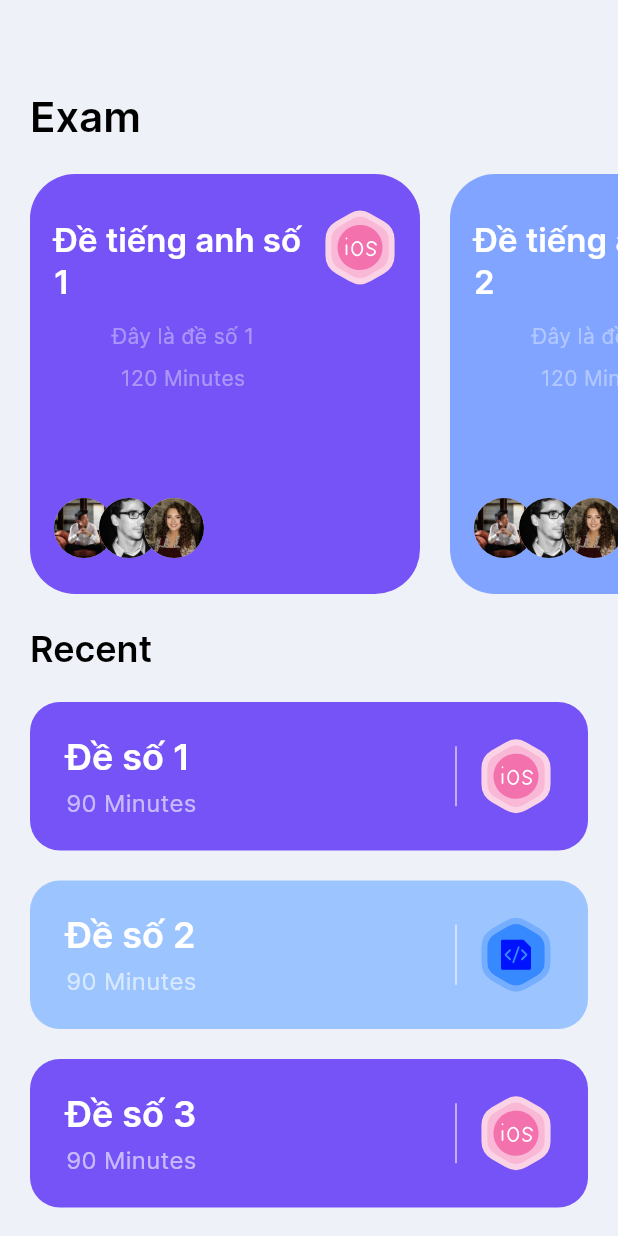
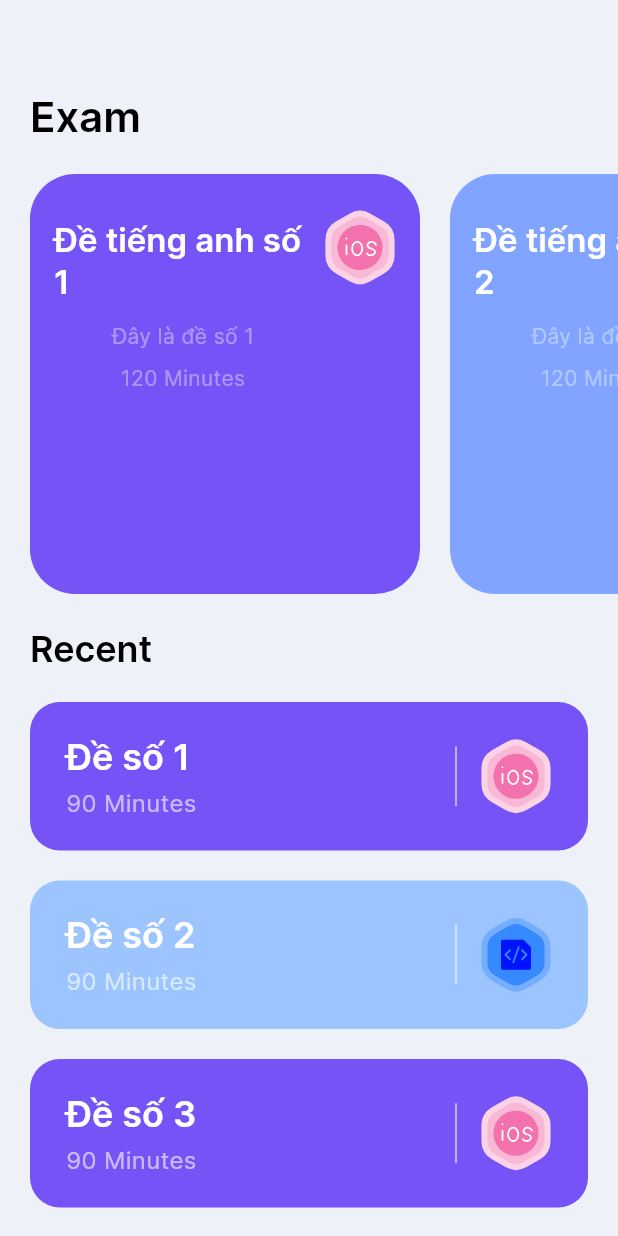
Before and after one commit to imissher2713/ttcs, a Flutter app: the HomePage screen opened directly, on a phone screen of 412 x 824 dp. Run offline on Flutter 3.47's test engine with Material 3 defaults, Android fonts, the phone set to English and light mode, and no system bars; our stand-ins replace flutter_svg, rive.

Commit message:
Chinh sua

```diff
--- a/lib/model/course.dart
+++ b/lib/model/course.dart
@@ -6,7 +6,7 @@ class Course {
 
   Course({
     required this.title,
-    this.description = 'Build and animate an iOS app from scratch',
+    this.description = '',
     this.iconSrc = "assets/icons/ios.svg",
     this.color = const Color(0xFF7553F6),
   });
@@ -21,6 +21,8 @@ final List<Course> courses = [
     iconSrc: "assets/icons/code.svg",
     color: const Color(0xFF80A4FF),
   ),
+  Course(title: "Đề số 3")
+
 ];
 
 final List<Course> recentCourses = [
@@ -36,4 +38,6 @@ final List<Course> recentCourses = [
     color: const Color(0xFF9CC5FF),
     iconSrc: "assets/icons/code.svg",
   ),
+  Course(title: "Đề số 5")
+
 ];
--- a/lib/model/menu.dart
+++ b/lib/model/menu.dart
@@ -23,14 +23,14 @@ List<Menu> sidebarMenus = [
         stateMachineName: "SEARCH_Interactivity"),
   ),
   Menu(
-    title: "Favorites",
+    title: "Learn",
     rive: RiveModel(
         src: "assets/RiveAssets/icons.riv",
         artboard: "LIKE/STAR",
         stateMachineName: "STAR_Interactivity"),
   ),
   Menu(
-    title: "Help",
+    title: "Chat",
     rive: RiveModel(
         src: "assets/RiveAssets/icons.riv",
         artboard: "CHAT",
@@ -56,6 +56,7 @@ List<Menu> sidebarMenus2 = [
 
 List<Menu> bottomNavItems = [
   Menu(
+
     title: "Chat",
     rive: RiveModel(
         src: "assets/RiveAssets/icons.riv",
--- a/lib/screens/home/components/course_card.dart
+++ b/lib/screens/home/components/course_card.dart
@@ -50,21 +50,7 @@ class CourseCard extends StatelessWidget {
                       color: Colors.white38,
                     ),
                   ),
-                  const Spacer(),
-                  Row(
-                    children: List.generate(
-                      3,
-                      (index) => Transform.translate(
-                        offset: Offset((-10 * index).toDouble(), 0),
-                        child: CircleAvatar(
-                          radius: 20,
-                          backgroundImage: AssetImage(
-                            "assets/avaters/Avatar ${index + 1}.jpg",
-                          ),
-                        ),
-                      ),
-                    ),
-                  ),
+                  const Spacer()
                 ],
               ),
             ),
--- a/lib/screens/home/home_screen.dart
+++ b/lib/screens/home/home_screen.dart
@@ -25,12 +25,17 @@ class HomePage extends StatelessWidget {
                       color: Colors.black, fontWeight: FontWeight.bold),
                 ),
               ),
+              // Đây là thanh scroll ngang
               SingleChildScrollView(
                 scrollDirection: Axis.horizontal,
                 child: Row(
                   children: courses
                       .map(
-                        (course) => Padding(
+                        (course) => GestureDetector(
+                          onTap: () => {
+                            Navigator.pushNamed(context, '/button')
+                          },
+                          child: Padding(
                             padding: const EdgeInsets.only(left: 20),
                             child: CourseCard(
                               title: course.title,
@@ -38,10 +43,13 @@ class HomePage extends StatelessWidget {
                               color: course.color,
                             ),
                           ),
+                        ),
                       )
                       .toList(),
                 ),
               ),
+
+              // Đây là thanh scroll dọc
               Padding(
                 padding: const EdgeInsets.all(20),
                 child: Text(
@@ -50,13 +58,18 @@ class HomePage extends StatelessWidget {
                       color: Colors.black, fontWeight: FontWeight.bold),
                 ),
               ),
-              ...recentCourses.map((course) => Padding(
+              ...recentCourses.map((course) => GestureDetector(
+                onTap: () => {
+                  Navigator.pushNamed(context, '/button')
+                },
+                child: Padding(
                       padding:
                           const EdgeInsets.only(left: 20, right: 20, bottom: 20),
                       child: SecondaryCourseCard(
                         title: course.title,
                         iconsSrc: course.iconSrc,
                         colorl: course.color,
+                      ),
                     ),
               )),
             ],
--- a/lib/screens/onboding/onboding_screen.dart
+++ b/lib/screens/onboding/onboding_screen.dart
@@ -58,7 +58,7 @@ class _OnbodingScreenState extends State<OnbodingScreen> {
               child: Padding(
                 padding: const EdgeInsets.symmetric(horizontal: 32),
                 child: Column(
-                  crossAxisAlignment: CrossAxisAlignment.start,
+                  crossAxisAlignment: CrossAxisAlignment.center,
                   children: [
                     const Spacer(),
                     const SizedBox(
```
Also changed, not shown: lib/Search.dart (added, +23 -0 lines), lib/button.dart (added, +30 -0 lines), lib/main.dart (+10 -2 lines), lib/screens/entryPoint/entry_point.dart (+8 -3 lines), lib/screens/onboding/components/sign_in_dialog.dart (+1 -7 lines). Lines whose indentation alone changed are shown as unchanged.
